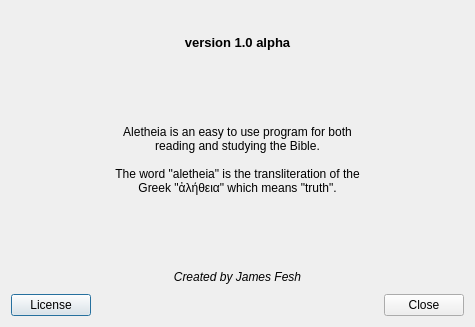
First picture: the form in aboutdialog.ui, repository jfesh95/aletheia, before the edit.
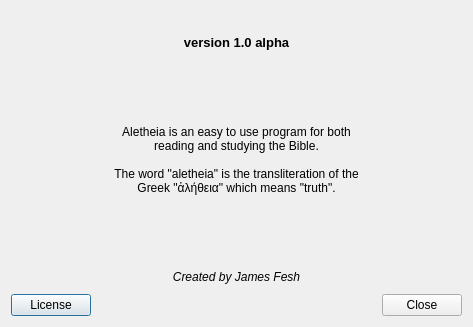
Second picture: the form after the edit. Icons and pictures are not drawn.

```diff
--- a/aboutdialog.ui
+++ b/aboutdialog.ui
@@ -6,7 +6,7 @@
    <rect>
     <x>0</x>
     <y>0</y>
-    <width>475</width>
+    <width>473</width>
     <height>327</height>
    </rect>
   </property>
```
Left out of the diff: 6 changed lines with no effect on the pictures.
